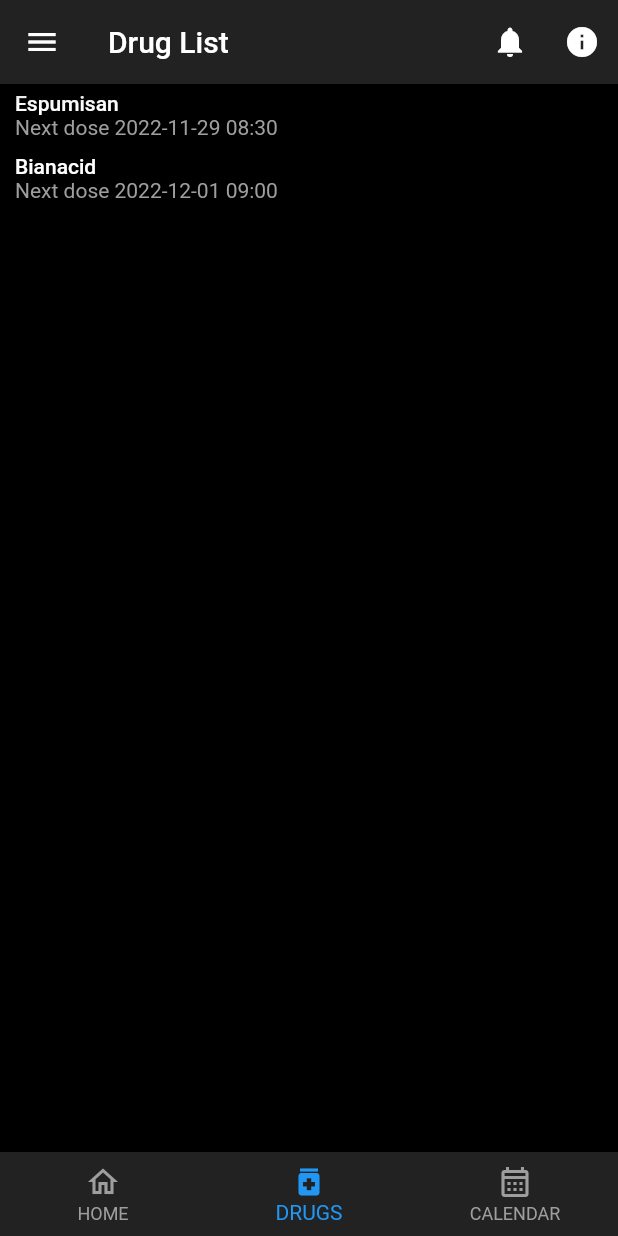
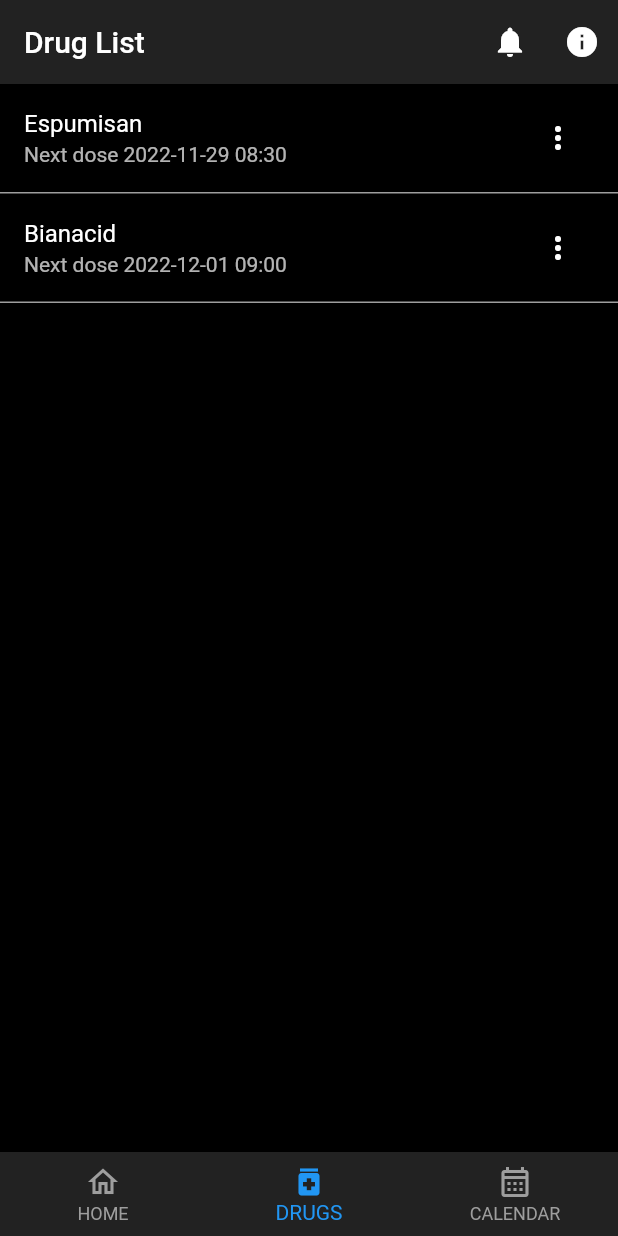
Before and after one commit to Bravo555/pim, a Flutter app: the screen it shows after launch, item 2 of the bottom bar chosen, on a phone screen of 412 x 824 dp. Run offline on Flutter 3.47's test engine with Material 2 defaults, Android fonts, the phone set to English and light mode, and no system bars; our stand-ins replace table_calendar.

Commit message:
Implemented drug details form

```diff
--- a/lib/drug_list_item.dart
+++ b/lib/drug_list_item.dart
@@ -1,32 +1,68 @@
 import 'package:flutter/material.dart';
+import 'package:pim/drug_details_page.dart';
 
 class DrugListItem extends StatelessWidget {
   const DrugListItem({
     super.key,
     required this.drugName,
     required this.nextDoseDate,
+    required this.id,
   });
 
   final String drugName;
+  final DateTime nextDoseDate;
+  final int id;
 
-  final DateTime nextDoseDate;
+  _onSelected(BuildContext context, String value) {
+    if (value == 'edit') {
+      Navigator.push(
+        context,
+        MaterialPageRoute(
+          builder: (context) => DrugDetailsPage(id: id),
+        ),
+      );
+    } else {
+      //TODO impelemt delete
+    }
+  }
 
 // TODO Add list items interactions and drug details view
   @override
   Widget build(BuildContext context) {
-    return Container(
-      padding: const EdgeInsets.symmetric(vertical: 5, horizontal: 10),
-      child: Column(
-        crossAxisAlignment: CrossAxisAlignment.start,
-        children: [
-          Text(
-            drugName,
-            style: Theme.of(context).textTheme.bodyText1,
+    return ListTile(
+      enabled: true,
+      title: Text(drugName),
+      subtitle: Text("Next dose ${nextDoseDate.toString().substring(0, 16)}"),
+      trailing: PopupMenuButton(
+        onSelected: (value) => _onSelected(context, value),
+        icon: const Icon(Icons.more_vert),
+        itemBuilder: (BuildContext context) => <PopupMenuEntry>[
+          PopupMenuItem(
+            value: "edit",
+            child: Row(
+              mainAxisAlignment: MainAxisAlignment.spaceBetween,
+              children: const [
+                Text("Edit"),
+                Icon(Icons.edit),
+              ],
+            ),
           ),
-          Text(
-            "Next dose ${nextDoseDate.toString().substring(0, 16)}",
-            style: TextStyle(color: Theme.of(context).colorScheme.tertiary),
-          )
+          PopupMenuItem(
+            value: "delete",
+            child: Row(
+              mainAxisAlignment: MainAxisAlignment.spaceBetween,
+              children: [
+                Text(
+                  "Delete",
+                  style: TextStyle(color: Theme.of(context).colorScheme.error),
+                ),
+                Icon(
+                  Icons.delete_forever,
+                  color: Theme.of(context).colorScheme.error,
+                ),
+              ],
+            ),
+          ),
         ],
       ),
     );
--- a/lib/drug_list_page.dart
+++ b/lib/drug_list_page.dart
@@ -1,3 +1,4 @@
+import 'package:flutter/gestures.dart';
 import 'package:flutter/material.dart';
 import 'package:pim/drug_list_item.dart';
 
@@ -11,10 +12,12 @@ class DrugList extends StatelessWidget {
         DrugListItem(
           drugName: "Espumisan",
           nextDoseDate: DateTime(2022, 11, 29, 8, 30),
+          id: 1,
         ),
         DrugListItem(
           drugName: "Bianacid",
           nextDoseDate: DateTime(2022, 12, 1, 9, 0),
+          id: 2,
         ),
       ],
     );
--- a/lib/main.dart
+++ b/lib/main.dart
@@ -8,12 +8,20 @@ void main() {
 class MyApp extends StatelessWidget {
   const MyApp({super.key});
 
-  // This widget is the root of your application.
   @override
   Widget build(BuildContext context) {
     return MaterialApp(
       title: 'Drugsistant',
       theme: ThemeData(
+        listTileTheme: const ListTileThemeData(
+          shape: Border(bottom: BorderSide(color: Colors.grey)),
+        ),
+        popupMenuTheme: const PopupMenuThemeData(
+          color: Color(0xFF222222),
+          shape: RoundedRectangleBorder(
+            borderRadius: BorderRadius.all(Radius.circular(10)),
+          ),
+        ),
         backgroundColor: Colors.black,
         scaffoldBackgroundColor: Colors.black,
         bottomNavigationBarTheme: const BottomNavigationBarThemeData(
--- a/lib/my_pages.dart
+++ b/lib/my_pages.dart
@@ -43,7 +43,6 @@ class _MyPagesState extends State<MyPages> {
           )
         ],
       ),
-      // backgroundColor: Colors.black,
       bottomNavigationBar: BottomNavigationBar(
         currentIndex: _selectedIndex,
         onTap: _onItemTapped,
@@ -66,19 +65,6 @@ class _MyPagesState extends State<MyPages> {
         ],
       ),
       body: _widgetOptions.elementAt(_selectedIndex),
-      drawer: Drawer(
-        child: ListView(
-          padding: EdgeInsets.zero,
-          children: [
-            DrawerHeader(
-              decoration: BoxDecoration(
-                color: Theme.of(context).colorScheme.primary,
-              ),
-              child: const Text("Header"),
-            ),
-          ],
-        ),
-      ),
     );
   }
 }
```
Also changed, not shown: lib/drug_details_page.dart (added, +116 -0 lines).
